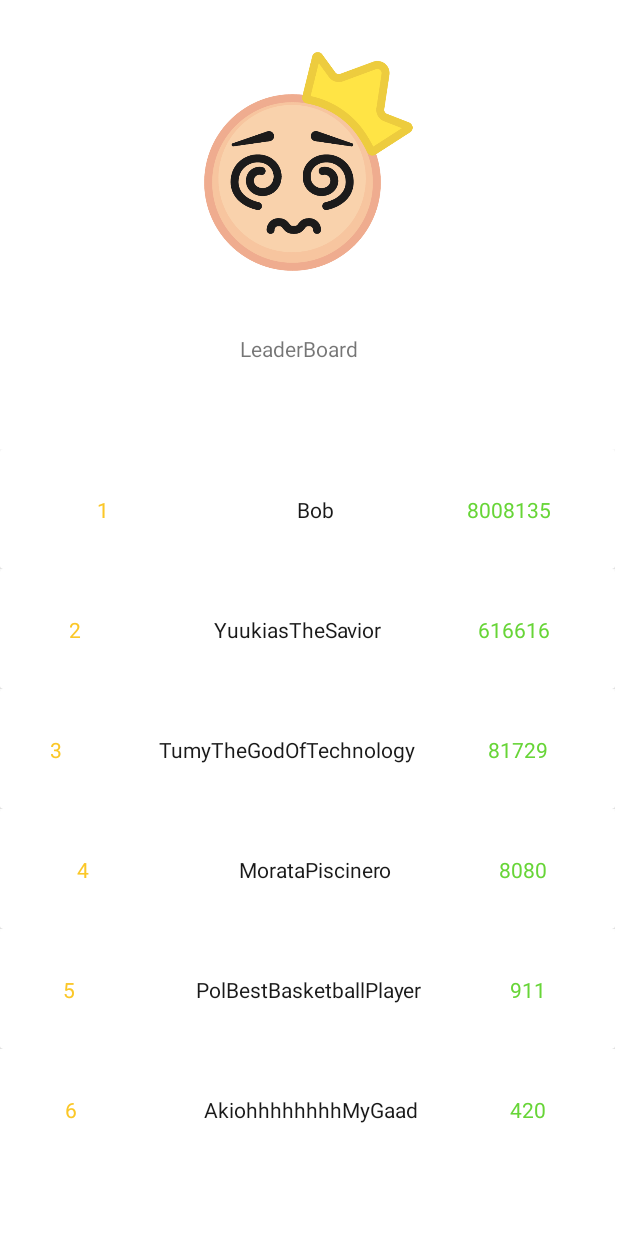
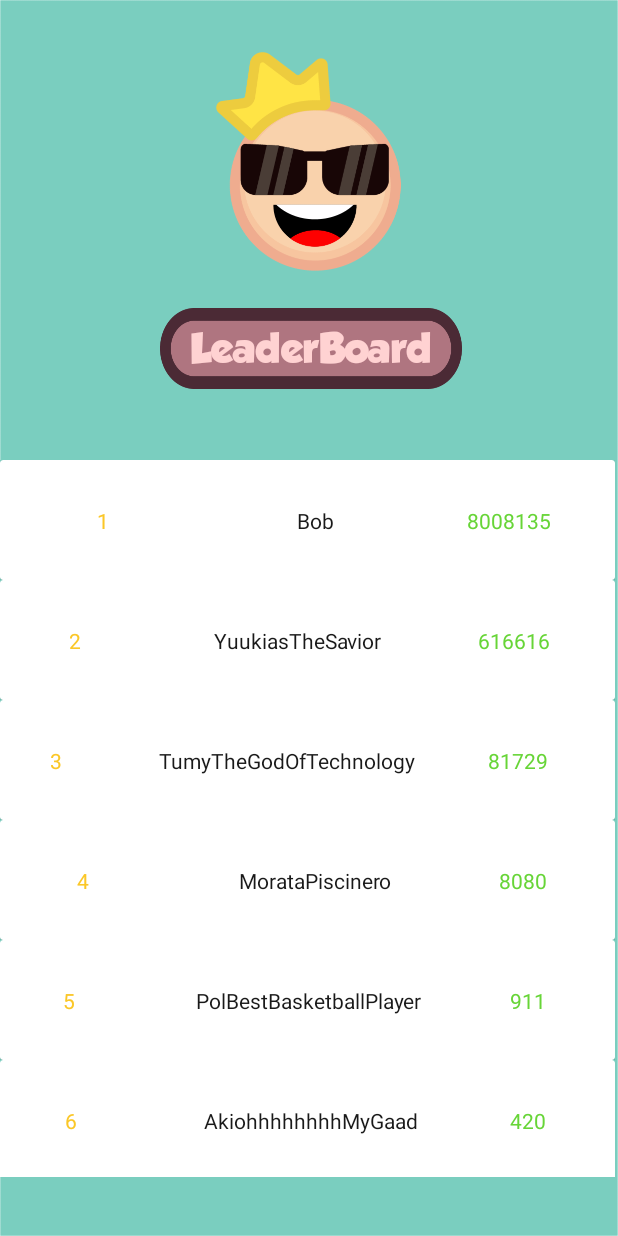
Before and after one commit to Pol-Valverde/HangedRoyale2ntry, an Android app: the LeaderBoardActivity screen opened directly, with no data from a screen before it, on a phone screen of 412 x 824 dp. Run offline under Robolectric (Android 15) with nearby library versions, the phone set to English and light mode, and no system bars.

Commit message:
Minor Changes

```diff
--- a/app/src/main/res/layout/activity_leader_board.xml
+++ b/app/src/main/res/layout/activity_leader_board.xml
@@ -4,6 +4,7 @@
     xmlns:tools="http://schemas.android.com/tools"
     android:layout_width="match_parent"
     android:layout_height="match_parent"
+    android:background="@drawable/score_background"
     tools:context=".LeaderBoardActivity">
 
     <androidx.recyclerview.widget.RecyclerView
@@ -11,27 +12,34 @@
         android:layout_width="410dp"
         android:layout_height="478dp"
         android:layout_marginTop="8dp"
+        android:background="@drawable/score_background"
+
         app:layoutManager="androidx.recyclerview.widget.LinearLayoutManager"
         app:layout_constraintBottom_toBottomOf="parent"
         app:layout_constraintEnd_toEndOf="parent"
         app:layout_constraintHorizontal_bias="0.0"
         app:layout_constraintStart_toStartOf="parent"
-        app:layout_constraintTop_toBottomOf="@+id/LeaderBoardID" />
+        app:layout_constraintTop_toBottomOf="@+id/scoreLeaderBoardID" />
 
     <TextView
-        android:id="@+id/LeaderBoardID"
-        android:layout_width="91dp"
-        android:layout_height="21dp"
+        android:id="@+id/scoreLeaderBoardID"
+        android:layout_width="201dp"
+        android:layout_height="54dp"
+        android:background="@drawable/score_name_canvas"
+        android:fontFamily="@font/grobold"
+        android:gravity="center"
         android:text="LeaderBoard"
+        android:textColor="#FFD2D2"
+        android:textSize="25sp"
         app:layout_constraintBottom_toBottomOf="parent"
         app:layout_constraintEnd_toEndOf="parent"
-        app:layout_constraintHorizontal_bias="0.498"
+        app:layout_constraintHorizontal_bias="0.506"
         app:layout_constraintStart_toStartOf="parent"
-        app:layout_constraintTop_toBottomOf="@+id/imageView2"
-        app:layout_constraintVertical_bias="0.068" />
+        app:layout_constraintTop_toBottomOf="@+id/scoreFace"
+        app:layout_constraintVertical_bias="0.042" />
 
     <ImageView
-        android:id="@+id/imageView2"
+        android:id="@+id/scoreFace"
         android:layout_width="176dp"
         android:layout_height="146dp"
         android:scaleType="centerInside"
@@ -41,5 +49,5 @@
         app:layout_constraintStart_toStartOf="parent"
         app:layout_constraintTop_toTopOf="parent"
         app:layout_constraintVertical_bias="0.051"
-        app:srcCompat="@drawable/hud_face" />
+        app:srcCompat="@drawable/score_face" />
 </androidx.constraintlayout.widget.ConstraintLayout>
```
Also changed, not shown: app/src/main/res/layout/activity_game.xml (+4 -3 lines), app/src/main/res/layout/activity_main_menu.xml (+8 -7 lines), app/src/main/res/drawable/score_background.png (added), app/src/main/res/drawable/score_canvas.png (added), app/src/main/res/drawable/score_face.png (added), app/src/main/res/drawable/score_home.png (added), app/src/main/res/drawable/score_name_canvas.png (added), app/src/main/res/drawable/score_score_canvas.png (added), app/src/main/res/drawable/score_sphere1.png (added), app/src/main/res/drawable/score_sphere2.png (added), app/src/main/res/drawable/score_sphere3.png (added), app/src/main/res/drawable/score_sphere4.png (added).
